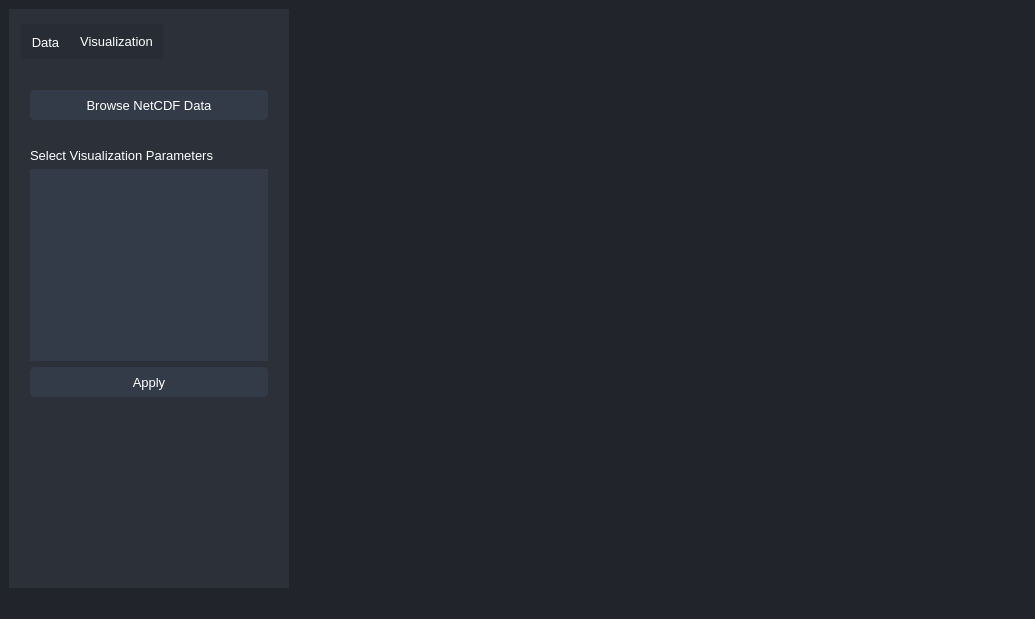
Above: assets/ui/gui.ui from sherinsugathan/GeoVis before the change. Below: the same form after it.
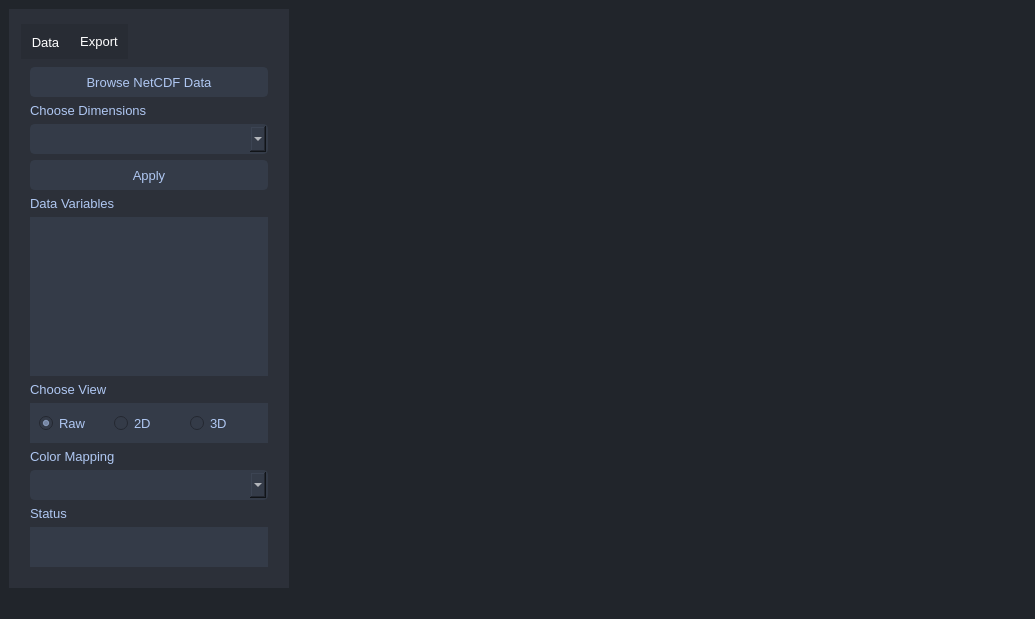
That is the form after the change. The open tabs and pages were chosen to show the change.

Commit message:
Major feature update
1. redesign
2. fixed variable issue.

```diff
--- a/assets/ui/gui.ui
+++ b/assets/ui/gui.ui
@@ -54,6 +54,12 @@
       <layout class="QVBoxLayout" name="verticalLayout">
        <item>
         <widget class="QTabWidget" name="tabWidget">
+         <property name="sizePolicy">
+          <sizepolicy hsizetype="Expanding" vsizetype="Expanding">
+           <horstretch>0</horstretch>
+           <verstretch>0</verstretch>
+          </sizepolicy>
+         </property>
          <property name="font">
           <font>
            <family>Arial</family>
@@ -79,6 +85,12 @@
 }
 </string>
          </property>
+         <property name="tabPosition">
+          <enum>QTabWidget::North</enum>
+         </property>
+         <property name="tabShape">
+          <enum>QTabWidget::Rounded</enum>
+         </property>
          <property name="currentIndex">
           <number>0</number>
          </property>
@@ -125,6 +137,7 @@
 	border: 2px solid rgb(52, 59, 72);
 	border-radius: 5px;	
 	background-color: rgb(52, 59, 72);
+color:rgb(175, 199, 242);
 }
 QPushButton:hover {
 	background-color: rgb(57, 65, 80);
@@ -153,6 +166,100 @@
              </property>
             </spacer>
            </item>
+           <item>
+            <widget class="QLabel" name="label_3">
+             <property name="font">
+              <font>
+               <family>Arial</family>
+               <pointsize>10</pointsize>
+              </font>
+             </property>
+             <property name="styleSheet">
+              <string notr="true">color:rgb(175, 199, 242);</string>
+             </property>
+             <property name="text">
+              <string>Choose Dimensions</string>
+             </property>
+            </widget>
+           </item>
+           <item>
+            <widget class="QComboBox" name="comboBox_dims">
+             <property name="minimumSize">
+              <size>
+               <width>0</width>
+               <height>30</height>
+              </size>
+             </property>
+             <property name="font">
+              <font>
+               <family>Arial</family>
+               <pointsize>10</pointsize>
+              </font>
+             </property>
+             <property name="styleSheet">
+              <string notr="true">QComboBox{
+	border: 2px solid rgb(52, 59, 72);
+	border-radius: 5px;	
+	background-color: rgb(52, 59, 72);
+	selection-background-color:  rgb(135	, 154, 181);
+}
+QComboBox QAbstractItemView {
+    selection-background-color: rgb(135	, 154, 181);
+background-color: rgb(81,92,112);
+   /* selection-color: rgb(200, 200, 200);*/
+}
+QComboBox:item {
+    padding-left: 20px;  /* move text right to make room for tick mark */
+    border: 0px solid white;
+}
+QComboBox:item:selected {
+    padding-left: 20px;  /* move text right to make room for tick mark */
+    border: 0px solid black;
+ 	background-color: rgb(135	, 154, 181);
+}
+QComboBox:item:checked {
+    padding-left: 20px;  /* move text right to make room for tick mark */
+    font-weight: bold;
+	 background-color: rgb(135	, 154, 181);
+}</string>
+             </property>
+            </widget>
+           </item>
+           <item>
+            <widget class="QPushButton" name="pushButton_SetDimensions">
+             <property name="minimumSize">
+              <size>
+               <width>0</width>
+               <height>30</height>
+              </size>
+             </property>
+             <property name="font">
+              <font>
+               <family>Arial</family>
+               <pointsize>10</pointsize>
+              </font>
+             </property>
+             <property name="styleSheet">
+              <string notr="true">QPushButton {
+	border: 2px solid rgb(52, 59, 72);
+	border-radius: 5px;	
+	background-color: rgb(52, 59, 72);
+color:rgb(175, 199, 242);
+}
+QPushButton:hover {
+	background-color: rgb(57, 65, 80);
+	border: 2px solid rgb(61, 70, 86);
+}
+QPushButton:pressed {	
+	background-color: rgb(35, 40, 49);
+	border: 2px solid rgb(43, 50, 61);
+}</string>
+             </property>
+             <property name="text">
+              <string>Apply</string>
+             </property>
+            </widget>
+           </item>
            <item>
             <widget class="QLabel" name="label">
              <property name="font">
@@ -162,8 +269,11 @@
                <bold>false</bold>
               </font>
              </property>
+             <property name="styleSheet">
+              <string notr="true">color:rgb(175, 199, 242);</string>
+             </property>
              <property name="text">
-              <string>Select Visualization Parameters</string>
+              <string>Data Variables</string>
              </property>
             </widget>
            </item>
@@ -207,7 +317,111 @@
             </widget>
            </item>
            <item>
-            <widget class="QPushButton" name="pushButton_ApplyRenderParams">
+            <widget class="QLabel" name="label_5">
+             <property name="font">
+              <font>
+               <family>Arial</family>
+               <pointsize>10</pointsize>
+              </font>
+             </property>
+             <property name="styleSheet">
+              <string notr="true">color:rgb(175, 199, 242);</string>
+             </property>
+             <property name="text">
+              <string>Choose View</string>
+             </property>
+            </widget>
+           </item>
+           <item>
+            <widget class="QFrame" name="frame_2">
+             <property name="minimumSize">
+              <size>
+               <width>0</width>
+               <height>40</height>
+              </size>
+             </property>
+             <property name="styleSheet">
+              <string notr="true">background : rgb(52, 59, 72);</string>
+             </property>
+             <property name="frameShape">
+              <enum>QFrame::StyledPanel</enum>
+             </property>
+             <property name="frameShadow">
+              <enum>QFrame::Raised</enum>
+             </property>
+             <layout class="QHBoxLayout" name="horizontalLayout_2">
+              <item>
+               <widget class="QRadioButton" name="radioButton_RawView">
+                <property name="font">
+                 <font>
+                  <family>Arial</family>
+                  <pointsize>10</pointsize>
+                 </font>
+                </property>
+                <property name="styleSheet">
+                 <string notr="true">color:rgb(175, 199, 242);</string>
+                </property>
+                <property name="text">
+                 <string>Raw</string>
+                </property>
+                <property name="checked">
+                 <bool>true</bool>
+                </property>
+               </widget>
+              </item>
+              <item>
+               <widget class="QRadioButton" name="radioButton_2DView">
+                <property name="font">
+                 <font>
+                  <family>Arial</family>
+                  <pointsize>10</pointsize>
+                 </font>
+                </property>
+                <property name="styleSheet">
+                 <string notr="true">color:rgb(175, 199, 242);</string>
+                </property>
+                <property name="text">
+                 <string>2D</string>
+                </property>
+               </widget>
+              </item>
+              <item>
+               <widget class="QRadioButton" name="radioButton_3DView">
+                <property name="font">
+                 <font>
+                  <family>Arial</family>
+                  <pointsize>10</pointsize>
+                 </font>
+                </property>
+                <property name="styleSheet">
+                 <string notr="true">color:rgb(175, 199, 242);</string>
+                </property>
+                <property name="text">
+                 <string>3D</string>
+                </property>
+               </widget>
+              </item>
+             </layout>
+            </widget>
+           </item>
+           <item>
+            <widget class="QLabel" name="label_4">
+             <property name="font">
+              <font>
+               <family>Arial</family>
+               <pointsize>10</pointsize>
+              </font>
+             </property>
+             <property name="styleSheet">
+              <string notr="true">color:rgb(175, 199, 242);</string>
+             </property>
+             <property name="text">
+              <string>Color Mapping</string>
+             </property>
+            </widget>
+           </item>
+           <item>
+            <widget class="QComboBox" name="comboBox_ColorMaps">
              <property name="minimumSize">
               <size>
                <width>0</width>
@@ -221,43 +435,83 @@
               </font>
              </property>
              <property name="styleSheet">
-              <string notr="true">QPushButton {
+              <string notr="true">QComboBox{
 	border: 2px solid rgb(52, 59, 72);
 	border-radius: 5px;	
 	background-color: rgb(52, 59, 72);
+	selection-background-color:  rgb(135	, 154, 181);
 }
-QPushButton:hover {
-	background-color: rgb(57, 65, 80);
-	border: 2px solid rgb(61, 70, 86);
+QComboBox QAbstractItemView {
+    selection-background-color: rgb(135	, 154, 181);
+background-color: rgb(81,92,112);
+   /* selection-color: rgb(200, 200, 200);*/
 }
-QPushButton:pressed {	
-	background-color: rgb(35, 40, 49);
-	border: 2px solid rgb(43, 50, 61);
+QComboBox:item {
+    padding-left: 20px;  /* move text right to make room for tick mark */
+    border: 0px solid white;
+}
+QComboBox:item:selected {
+    padding-left: 20px;  /* move text right to make room for tick mark */
+    border: 0px solid black;
+ 	background-color: rgb(135	, 154, 181);
+}
+QComboBox:item:checked {
+    padding-left: 20px;  /* move text right to make room for tick mark */
+    font-weight: bold;
+	 background-color: rgb(135	, 154, 181);
 }</string>
              </property>
+            </widget>
+           </item>
+           <item>
+            <widget class="QLabel" name="label_6">
+             <property name="font">
+              <font>
+               <family>Arial</family>
+               <pointsize>10</pointsize>
+              </font>
+             </property>
+             <property name="styleSheet">
+              <string notr="true">color:rgb(175, 199, 242);</string>
+             </property>
              <property name="text">
-              <string>Apply</string>
+              <string>Status</string>
              </property>
             </widget>
            </item>
            <item>
-            <spacer name="verticalSpacer_2">
-             <property name="orientation">
-              <enum>Qt::Vertical</enum>
-             </property>
-             <property name="sizeHint" stdset="0">
+            <widget class="QTextEdit" name="textEdit_Status">
+             <property name="maximumSize">
               <size>
-               <width>20</width>
+               <width>16777215</width>
                <height>40</height>
               </size>
              </property>
-            </spacer>
+             <property name="font">
+              <font>
+               <family>Arial</family>
+               <pointsize>10</pointsize>
+              </font>
+             </property>
+             <property name="styleSheet">
+              <string notr="true">background : rgb(52, 59, 72);</string>
+             </property>
+             <property name="verticalScrollBarPolicy">
+              <enum>Qt::ScrollBarAlwaysOff</enum>
+             </property>
+             <property name="sizeAdjustPolicy">
+              <enum>QAbstractScrollArea::AdjustToContents</enum>
+             </property>
+             <property name="readOnly">
+              <bool>true</bool>
+             </property>
+            </widget>
            </item>
           </layout>
          </widget>
          <widget class="QWidget" name="tab_2">
           <attribute name="title">
-           <string>Visualization</string>
+           <string>Export</string>
           </attribute>
           <layout class="QVBoxLayout" name="verticalLayout_3">
            <item>
```
Left out of the diff: 402 changed lines with no effect on the pictures. The commit also changes 2 other files.
